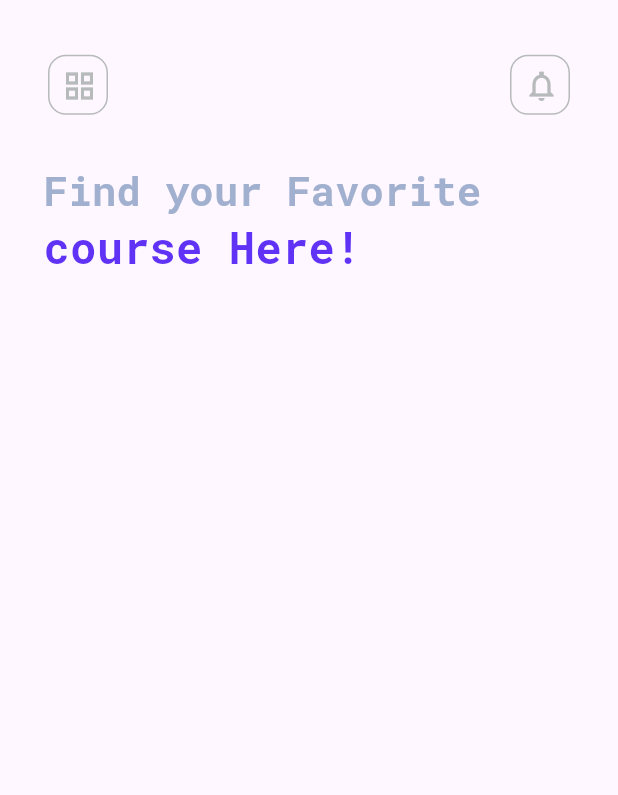
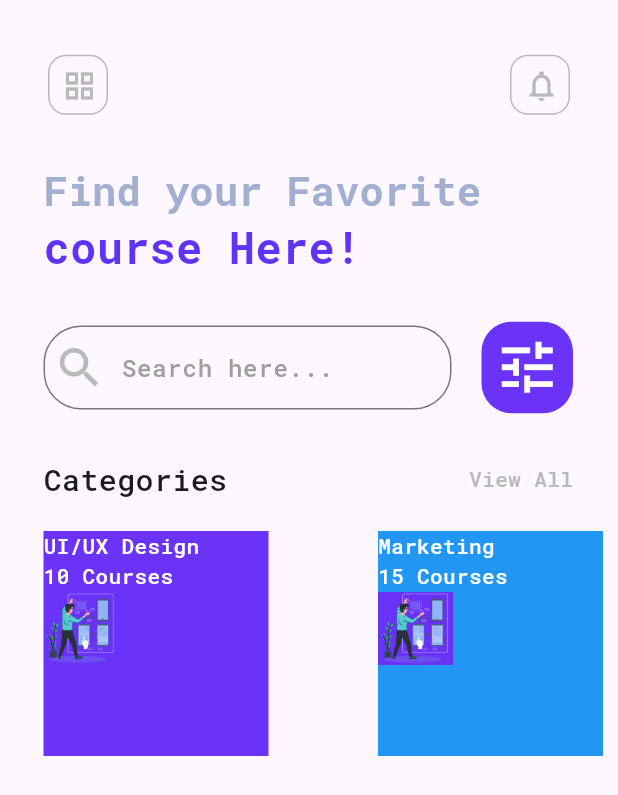
Before and after one commit to developappscl/appRetoWeincode, a Flutter app: the screen it shows after launch, after a tap on "Ir App 1", on a phone screen of 412 x 824 dp. Shown: the top 795 px of the screen. Run offline on Flutter 3.47's test engine with Material 2 defaults, Android fonts, the light colour scheme and no system bars; our stand-ins replace go_router.

Commit message:
avance app1

```diff
--- a/lib/config/color/app_colors.dart
+++ b/lib/config/color/app_colors.dart
@@ -15,6 +15,8 @@ class AppColors {
   static const Color app1BrandLightBorderColor =
       Color.fromRGBO(183, 186, 186, 1);
   static const Color app1BrandHeadLargeColor = Color.fromRGBO(162, 176, 207, 1);
+  static const Color app1BrandButtonColor = Color.fromRGBO(106, 51, 247, 1);
+
 // Theme App2
 
   static const Color app2BrandPrimaryColor = Colors.blue;
--- a/lib/screens/app1_screen.dart
+++ b/lib/screens/app1_screen.dart
@@ -1,5 +1,6 @@
 import 'package:flutter/material.dart';
 import 'package:retoweincode01/config/config.dart';
+import 'package:retoweincode01/widgets/card_study.dart';
 
 import '../widgets/widgets.dart';
 
@@ -43,10 +44,135 @@ class _HomeView extends StatelessWidget {
                   fontSize: 29,
                   fontWeight: FontWeight.w600,
                   color: Color.fromRGBO(95, 50, 245, 1)),
-            )
+            ),
+            const SizedBox(
+              height: 10,
+            ),
+            _SearchView(),
+            const SizedBox(
+              height: 10,
+            ),
+            const _CategoryView(),
+            const SizedBox(
+              height: 20,
+            ),
+            _CardsView(),
+            const SizedBox(
+              height: 20,
+            ),
           ],
         ),
       ),
     );
   }
 }
+
+class _SearchView extends StatelessWidget {
+  @override
+  Widget build(BuildContext context) {
+    return Container(
+      height: 100,
+      margin: const EdgeInsets.only(right: 20),
+      width: MediaQuery.of(context).size.width,
+      child: Row(
+        mainAxisAlignment: MainAxisAlignment.spaceAround,
+        children: [
+          Expanded(
+            child: Form(
+                child: TextFormField(
+              decoration: const InputDecoration(
+                  labelStyle:
+                      TextStyle(color: AppColors.app1BrandLightBorderColor),
+                  border: OutlineInputBorder(
+                      borderSide: BorderSide(
+                          color: AppColors.app1BrandLightBorderColor),
+                      borderRadius: BorderRadius.all(
+                        Radius.circular(25),
+                      )),
+                  prefixIcon: Icon(
+                    Icons.search_sharp,
+                    color: AppColors.app1BrandLightBorderColor,
+                    size: 35,
+                  ),
+                  hintStyle: TextStyle(
+                      color: AppColors.app2BrandLightBorderColor,
+                      fontFamily: 'RobotoMono',
+                      fontWeight: FontWeight.w400),
+                  hintText: 'Search here...'),
+            )),
+          ),
+          const SizedBox(
+            width: 20,
+          ),
+          Container(
+            decoration: const BoxDecoration(
+                color: AppColors.app1BrandButtonColor,
+                borderRadius: BorderRadius.all(
+                  Radius.circular(20),
+                )),
+            child: IconButton(
+              onPressed: () {},
+              icon: const Icon(Icons.tune_outlined,
+                  size: 45, color: Colors.white),
+            ),
+          )
+        ],
+      ),
+    );
+  }
+}
+
+class _CategoryView extends StatelessWidget {
+  const _CategoryView({super.key});
+
+  @override
+  Widget build(BuildContext context) {
+    return Container(
+      alignment: Alignment.bottomCenter,
+      margin: const EdgeInsets.only(right: 20),
+      child: const Row(
+        children: [
+          Expanded(
+            child: Text(
+              'Categories',
+              style: TextStyle(fontSize: 20),
+            ),
+          ),
+          Text(
+            'View All',
+            style: TextStyle(color: AppColors.app1BrandLightBorderColor),
+          )
+        ],
+      ),
+    );
+  }
+}
+
+class _CardsView extends StatelessWidget {
+  @override
+  Widget build(BuildContext context) {
+    return Container(
+      height: 150,
+      child: const Row(
+        mainAxisAlignment: MainAxisAlignment.spaceBetween,
+        children: [
+          CardStudy(
+              height: 350,
+              width: 150,
+              imageAsset: 'assets/images/image1.png',
+              title: 'UI/UX Design',
+              subTitle: '10 Courses',
+              backGroundcolor: AppColors.app1BrandButtonColor),
+          CardStudy(
+            height: 350,
+            width: 150,
+            imageAsset: 'assets/images/image1.png',
+            title: 'Marketing',
+            subTitle: '15 Courses',
+            backGroundcolor: Colors.blue,
+          ),
+        ],
+      ),
+    );
+  }
+}
--- a/lib/screens/home_screen.dart
+++ b/lib/screens/home_screen.dart
@@ -11,15 +11,13 @@ class HomeScreen extends StatelessWidget {
         title: const Text('Retos Desing Apps'),
       ),
       body: Column(
+        mainAxisAlignment: MainAxisAlignment.spaceEvenly,
         children: [
           const Padding(
-            padding: EdgeInsets.fromLTRB(10, 40, 10, 20),
+            padding: EdgeInsets.fromLTRB(10, 0, 10, 0),
             child: Center(
               child: Text('Retos de Aplicaciones'),
             ),
-          ),
-          const SizedBox(
-            height: 30,
           ),
           ElevatedButton(
             onPressed: () {
@@ -27,15 +25,9 @@ class HomeScreen extends StatelessWidget {
             },
             child: const Text('Ir App 1'),
           ),
-          const SizedBox(
-            height: 30,
-          ),
           ElevatedButton(
             onPressed: () {},
             child: const Text('Ir App 2'),
-          ),
-          const SizedBox(
-            height: 30,
           ),
           ElevatedButton(
             onPressed: () {},
--- /dev/null
+++ b/lib/widgets/card_study.dart
@@ -0,0 +1,49 @@
+import 'package:flutter/material.dart';
+
+class CardStudy extends StatelessWidget {
+  final double height;
+  final double width;
+  final String imageAsset;
+  final String title;
+  final String subTitle;
+  final Color backGroundcolor;
+
+  const CardStudy({
+    super.key,
+    required this.height,
+    required this.width,
+    required this.imageAsset,
+    required this.title,
+    required this.subTitle,
+    required this.backGroundcolor,
+  });
+
+  @override
+  Widget build(BuildContext context) {
+    return Container(
+      decoration: BoxDecoration(
+        color: backGroundcolor,
+      ),
+      height: height,
+      width: width,
+      child: Column(
+        crossAxisAlignment: CrossAxisAlignment.start,
+        children: [
+          Text(
+            title,
+            style: TextStyle(color: Colors.white),
+          ),
+          Text(
+            subTitle,
+            style: TextStyle(color: Colors.white),
+          ),
+          Image.asset(
+            imageAsset,
+            width: 50,
+            height: 50,
+          )
+        ],
+      ),
+    );
+  }
+}
--- a/lib/widgets/widgets.dart
+++ b/lib/widgets/widgets.dart
@@ -1,2 +1,2 @@
 export './home_app_bar.dart';
-export './iconAction.dart';
+export 'icon_action.dart';
```
Also changed, not shown: lib/widgets/icon_action.dart (renamed from lib/widgets/iconAction.dart).
